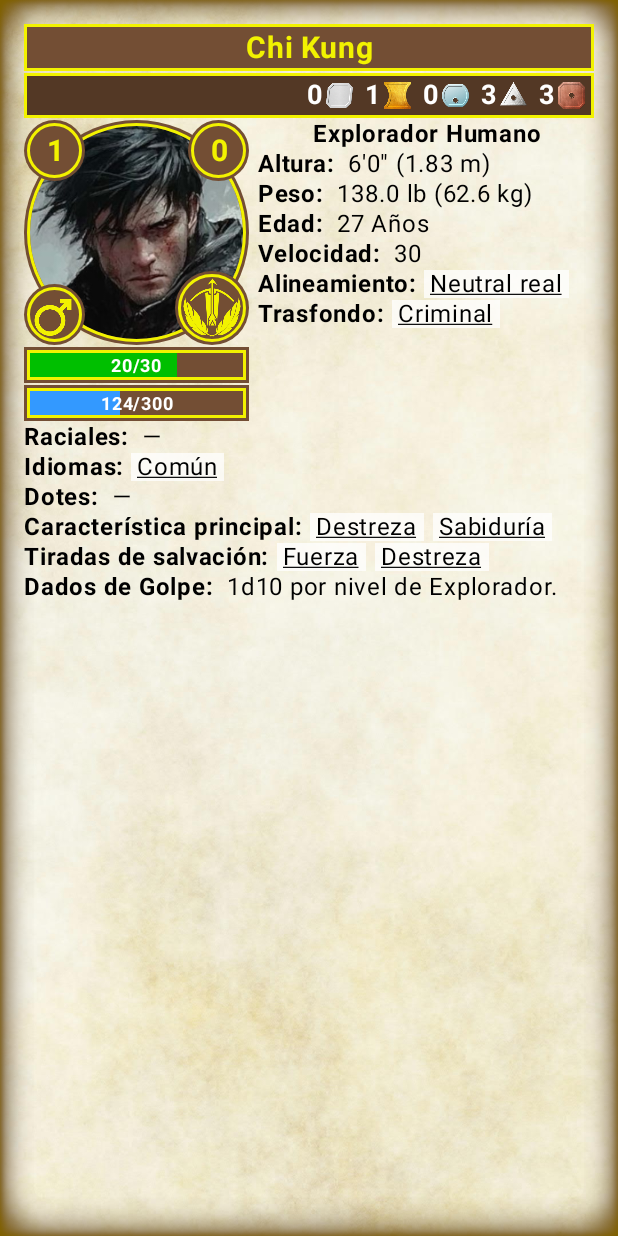
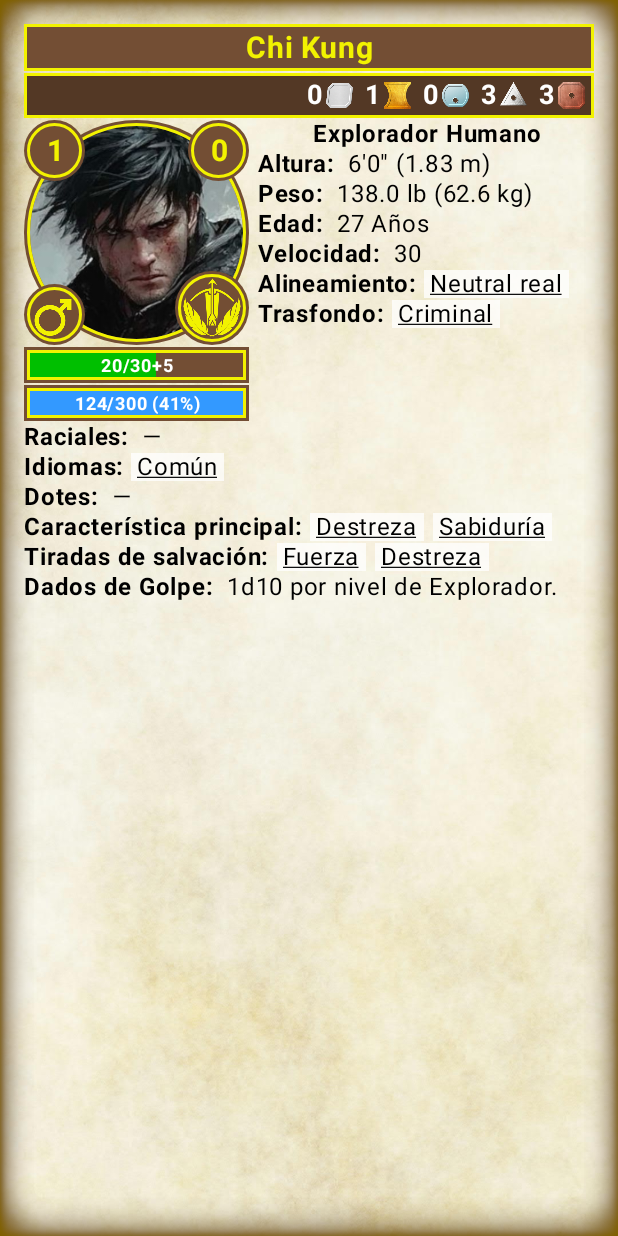
Before and after one commit to MarioFoos/KDnDApp, an Android app built with Jetpack Compose: the screen it shows after launch (CharActivity), on a phone screen of 412 x 824 dp. Run offline under Robolectric (Android 15) with nearby library versions, the phone set to English and light mode, and no system bars.

Commit message:
- Layout XP

```diff
--- a/app/src/main/java/com/mlf/kdndapp/CharActivity.kt
+++ b/app/src/main/java/com/mlf/kdndapp/CharActivity.kt
@@ -57,6 +57,7 @@ import androidx.compose.ui.unit.dp
 import com.dndlib.DNDChar
 import com.dndlib.DNDHitPoints
 import com.dndlib.DNDWealth
+import com.dndlib.DNDXpLevel
 import com.dndlib.base.EAbility
 import com.dndlib.base.EAlignment
 import com.dndlib.base.EBackground
@@ -97,7 +98,8 @@ class CharActivity : ComponentActivity()
         car.setWealth(ComTools.random(80L, 600L))
         car.alignment = Res.randomItem(EAlignment.values())
 
-        car.maxHp = 30
+        car.hp.max = 30
+        car.hp.temp = 5
         car.hp.hp = ComTools.random(5, 25)
         car.xp = ComTools.random(30, 270)
 
@@ -113,11 +115,6 @@ class CharActivity : ComponentActivity()
         setContent {
             var carWealth by rememberSaveable { mutableStateOf(car.wealth.total) }
             var carLevel by rememberSaveable { mutableStateOf(car.level) }
-            var carInspiration by rememberSaveable { mutableStateOf(car.inspiration) }
-            var carHp by rememberSaveable { mutableStateOf(car.hp.hp) }
-            var carHpMax by rememberSaveable { mutableStateOf(car.hp.max) }
-            var carHpTemp by rememberSaveable { mutableStateOf(car.hp.temp) }
-            var carXp by rememberSaveable { mutableStateOf(car.xp) }
 
             KDnDAppTheme{
                 Box(modifier = Modifier
@@ -150,14 +147,12 @@ class CharActivity : ComponentActivity()
                             // Perfil
                             ShowProfile(context = this@CharActivity, car = car,
                                 size = dimensionResource(R.dimen.profile),
-                                inspiration = carInspiration,
                                 level = carLevel,
                                 onChangeLevel = { newLevel ->
                                     carLevel = newLevel
                                     car.level = newLevel
                                 },
                                 onChangeInspiration =  { newInspiration ->
-                                    carInspiration = newInspiration
                                     car.inspiration = newInspiration
                                 })
                             SpaceV()
@@ -165,20 +160,16 @@ class CharActivity : ComponentActivity()
                             Row(modifier = Modifier.fillMaxWidth())
                             {
                                 ShowHP(context = this@CharActivity, car = car,
-                                    hp = carHp,
-                                    max = carHpMax,
-                                    temp = carHpTemp,
-                                    onChangeData = { newHp ->
-                                        car.hp.set(newHp)
-                                        carHp = car.hp.hp
-                                        carHpMax = car.hp.max
-                                        carHpTemp = car.hp.temp
-                                    })
+                                    onChangeData = { newHp -> car.hp.set(newHp) })
                             }
                             SpaceV()
                             Row(modifier = Modifier.fillMaxWidth())
                             {
-                                ShowXP(context = this@CharActivity, car = car, xp = carXp)
+                                ShowXP(context = this@CharActivity, car = car,
+                                    onChangeData = { newData ->
+                                        car.xpLevel.setXp(newData)
+                                        carLevel = car.xpLevel.level
+                                    })
                             }
                         }
                         SpaceH()
@@ -480,13 +471,12 @@ fun ShowBasics(context: Context, car: DNDChar)
     }
 }
 @Composable
-fun ShowBar(context: Context, modifier: Modifier,
+fun ShowBar(context: Context, modifier: Modifier = Modifier,
             color: Color,
             text: String? = null,
-            max: Int,
-            value: Int)
+            percent: Float = 0f)
 {
-    var prop by rememberSaveable { mutableStateOf(value.toFloat()/max.toFloat()) }
+    var prop by rememberSaveable { mutableStateOf(percent) }
     var boxWidth by rememberSaveable { mutableStateOf(0) }
 
     Box(modifier = modifier.fillMaxWidth()
@@ -503,9 +493,11 @@ fun ShowBar(context: Context, modifier: Modifier,
                 .align(alignment = Alignment.CenterStart)
                 .background(color)
             ){}
+            if(text != null)
+            {
                 Box(modifier = Modifier.align(Alignment.Center))
                 {
-                Text(text = text ?: (value.toString() + "/" + max.toString()),
+                    Text(text = text,
                         fontSize = fontSizeResourse(R.dimen.fontMini),
                         textAlign = TextAlign.Center,
                         fontWeight = FontWeight.Bold,
@@ -515,23 +507,37 @@ fun ShowBar(context: Context, modifier: Modifier,
             }
         }
     }
+}
 @Composable
-fun ShowHP(context: Context, car: DNDChar, hp: Int, max: Int, temp: Int,
+fun ShowBar(context: Context, modifier: Modifier = Modifier,
+            color: Color,
+            text: String? = null,
+            max: Int = 100,
+            value: Int = 0)
+{
+    ShowBar(context = context, modifier = modifier,
+        color = color,
+        text = text,
+        percent = if(max != 0){ value.toFloat()/max.toFloat()} else{ 0f })
+
+}
+@Composable
+fun ShowHP(context: Context, car: DNDChar,
            onChangeData: (DNDHitPoints)->Unit = { _ -> })
 {
     var gPosX by rememberSaveable { mutableStateOf(0f) }
     var gPosY by rememberSaveable { mutableStateOf(0f) }
-    var showHp by rememberSaveable { mutableStateOf(hp) }
-    var showMax by rememberSaveable { mutableStateOf(max) }
-    var showTemp by rememberSaveable { mutableStateOf(temp) }
+    var showHp by rememberSaveable { mutableStateOf(car.hp.hp) }
+    var showMax by rememberSaveable { mutableStateOf(car.hp.max) }
+    var showTemp by rememberSaveable { mutableStateOf(car.hp.temp) }
+    var hpShow = DNDHitPoints(showHp, showMax, showTemp)
 
     val desc =  "• " + Res.locale("hit_points_level_1") + ": " + Res.localeF("hit_points_level_1", car.klass) + "\n" +
                 "• " + Res.locale("hit_points_other") + ": " + Res.localeF("hit_points_other", car.klass)
 
     ShowBar(context = context,
         color = colorResource(id = R.color.barHP),
-        max = showMax + showTemp,
-        value = showHp,
+        percent = hpShow.percent,
         text = car.hp.toString(),
         modifier = Modifier
             .height(dimensionResource(R.dimen.profileBarH))
@@ -544,7 +550,7 @@ fun ShowHP(context: Context, car: DNDChar, hp: Int, max: Int, temp: Int,
                     onTap = { offset ->
                         dialogInfo(
                             context = context,
-                            title = Res.locale("hit_points") + " ("+ showHp.toString() + "/" + showMax.toString() + ")",
+                            title = Res.locale("hit_points") + " ("+ hpShow.toString() + ")",
                             desc = desc,
                             x = gPosX + offset.x,
                             y = gPosY + offset.y
@@ -563,16 +569,18 @@ fun ShowHP(context: Context, car: DNDChar, hp: Int, max: Int, temp: Int,
     )
 }
 @Composable
-fun ShowXP(context: Context, car: DNDChar, xp: Int)
+fun ShowXP(context: Context, car: DNDChar,
+           onChangeData: (DNDXpLevel)->Unit = { _ -> })
 {
     var gPosX by rememberSaveable { mutableStateOf(0f) }
     var gPosY by rememberSaveable { mutableStateOf(0f) }
-    var showXP by rememberSaveable { mutableStateOf(xp) }
+    var showXP by rememberSaveable { mutableStateOf(car.xpLevel.xp) }
+    var levelXp = DNDXpLevel(showXP)
 
     ShowBar(context = context,
         color = colorResource(id = R.color.barXP),
-        max = car.maxXp,
-        value = car.xp,
+        text = levelXp.toString(),
+        percent = levelXp.xpPercentInLevel,
         modifier = Modifier
             .height(dimensionResource(R.dimen.profileBarH))
             .onGloballyPositioned { coordinates ->
@@ -585,7 +593,7 @@ fun ShowXP(context: Context, car: DNDChar, xp: Int)
                         dialogInfo(
                             context = context,
                             title = Res.locale("xp"),
-                            desc = showXP.toString() + "/" + car.maxXp.toString(),
+                            desc = levelXp.toString(),
                             x = gPosX + offset.x,
                             y = gPosY + offset.y
                         )
@@ -599,12 +607,11 @@ fun ShowXP(context: Context, car: DNDChar, xp: Int)
 fun ShowProfile(context: Context, size: Dp,
                 car: DNDChar,
                 level: Int,
-                inspiration: Int,
                 onChangeLevel: (Int)->Unit = { _ -> },
                 onChangeInspiration: (Int)->Unit = { _ -> })
 {
-    var showLevel by rememberSaveable { mutableStateOf(level) }
-    var showInspiration by rememberSaveable { mutableStateOf(inspiration) }
+    var showLevel by rememberSaveable { mutableStateOf(car.level) }
+    var showInspiration by rememberSaveable { mutableStateOf(car.inspiration) }
 
     Box(modifier = Modifier.size(size))
     {
--- a/app/src/main/res/layout/dialog_wealth_layout.xml
+++ b/app/src/main/res/layout/dialog_wealth_layout.xml
@@ -264,7 +264,7 @@
             android:id="@+id/butOk"
             style="@style/but_brown_style"
             android:layout_width="wrap_content"
-            android:layout_height="wrap_content"
+            android:layout_height="@dimen/butDialogH"
             android:layout_margin="@dimen/dialogMargins"
             android:text="@string/ok"
             android:textStyle="bold" />
@@ -273,7 +273,7 @@
             android:id="@+id/butCancel"
             style="@style/but_brown_style"
             android:layout_width="wrap_content"
-            android:layout_height="wrap_content"
+            android:layout_height="@dimen/butDialogH"
             android:layout_margin="@dimen/dialogMargins"
             android:text="@string/cancel"
             android:textStyle="bold" />
--- a/app/src/main/res/values/dimens.xml
+++ b/app/src/main/res/values/dimens.xml
@@ -29,6 +29,8 @@
     <dimen name="butCorner">6dp</dimen>
     <dimen name="butWealthW">48dp</dimen>
     <dimen name="butWealthH">36dp</dimen>
+    <dimen name="butDialogH">40dp</dimen>
+    <dimen name="butDialogXpW">80dp</dimen>
 
     <!-- TEXTFIELD -->
     <dimen name="editBoxPaddingH">12dp</dimen>
```
Also changed, not shown: app/src/main/java/com/mlf/kdndapp/DNDDialogs.kt (+27 -5 lines), app/src/main/res/layout/dialog_hit_points.xml (+4 -4 lines), app/src/main/res/layout/dialog_small_number.xml (+4 -4 lines), app/src/main/res/layout/dialog_xp.xml (added, +173 -0 lines), app/src/main/res/values/strings.xml (+10 -0 lines), app/libs/dndutils.jar. Lines whose indentation alone changed are shown as unchanged.
